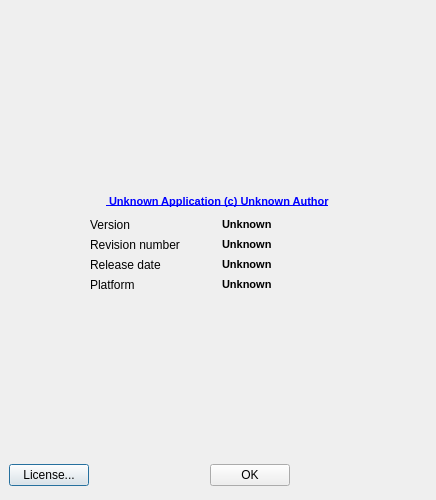
Qt form src/Gui/AboutApplication.ui (berndhahnebach/All_FreeCAD) before a commit.
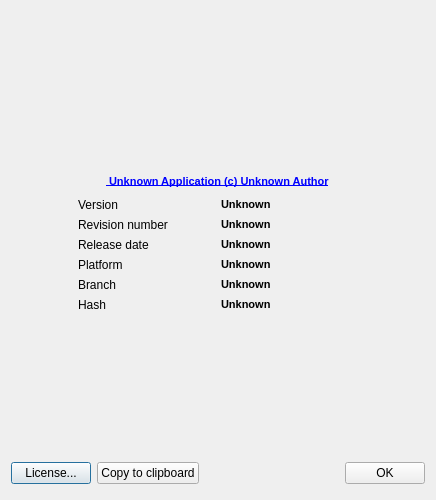
The same form after that commit. Custom widgets are drawn as their Qt base class.

Commit message: Show hash and branch name of Git repo in About dialog

What changed in the file:
```diff
--- a/src/Gui/AboutApplication.ui
+++ b/src/Gui/AboutApplication.ui
@@ -16,26 +16,7 @@
   <property name="modal">
    <bool>true</bool>
   </property>
-  <layout class="QGridLayout">
-   <property name="margin">
-    <number>9</number>
-   </property>
-   <property name="spacing">
-    <number>6</number>
-   </property>
-   <item row="1" column="1">
-    <spacer>
-     <property name="orientation">
-      <enum>Qt::Vertical</enum>
-     </property>
-     <property name="sizeHint" stdset="0">
-      <size>
-       <width>20</width>
-       <height>20</height>
-      </size>
-     </property>
-    </spacer>
-   </item>
+  <layout class="QGridLayout" name="gridLayout">
    <item row="0" column="0" colspan="3">
     <widget class="QLabel" name="labelSplashPicture">
      <property name="text">
@@ -46,6 +27,32 @@
      </property>
     </widget>
    </item>
+   <item row="1" column="1">
+    <spacer>
+     <property name="orientation">
+      <enum>Qt::Vertical</enum>
+     </property>
+     <property name="sizeHint" stdset="0">
+      <size>
+       <width>20</width>
+       <height>20</height>
+      </size>
+     </property>
+    </spacer>
+   </item>
+   <item row="2" column="0">
+    <spacer>
+     <property name="orientation">
+      <enum>Qt::Horizontal</enum>
+     </property>
+     <property name="sizeHint" stdset="0">
+      <size>
+       <width>31</width>
+       <height>20</height>
+      </size>
+     </property>
+    </spacer>
+   </item>
    <item row="2" column="1">
     <layout class="QVBoxLayout">
      <property name="spacing">
@@ -161,6 +168,34 @@
          </property>
         </widget>
        </item>
+       <item row="5" column="0">
+        <widget class="QLabel" name="labelBranch">
+         <property name="text">
+          <string notr="true">Branch</string>
+         </property>
+        </widget>
+       </item>
+       <item row="5" column="1">
+        <widget class="QLabel" name="labelBuildBranch">
+         <property name="text">
+          <string notr="true">&lt;html&gt;&lt;head&gt;&lt;meta name=&quot;qrichtext&quot; content=&quot;1&quot; /&gt;&lt;/head&gt;&lt;body style=&quot; white-space: pre-wrap; font-family:MS Shell Dlg 2; font-size:7.8pt; font-weight:400; font-style:normal; text-decoration:none;&quot;&gt;&lt;p style=&quot; margin-top:0px; margin-bottom:0px; margin-left:0px; margin-right:0px; -qt-block-indent:0; text-indent:0px; font-size:8pt;&quot;&gt;&lt;span style=&quot; font-weight:600;&quot;&gt;Unknown&lt;/span&gt;&lt;/p&gt;&lt;/body&gt;&lt;/html&gt;</string>
+         </property>
+        </widget>
+       </item>
+       <item row="6" column="1">
+        <widget class="QLabel" name="labelBuildHash">
+         <property name="text">
+          <string notr="true">&lt;html&gt;&lt;head&gt;&lt;meta name=&quot;qrichtext&quot; content=&quot;1&quot; /&gt;&lt;/head&gt;&lt;body style=&quot; white-space: pre-wrap; font-family:MS Shell Dlg 2; font-size:7.8pt; font-weight:400; font-style:normal; text-decoration:none;&quot;&gt;&lt;p style=&quot; margin-top:0px; margin-bottom:0px; margin-left:0px; margin-right:0px; -qt-block-indent:0; text-indent:0px; font-size:8pt;&quot;&gt;&lt;span style=&quot; font-weight:600;&quot;&gt;Unknown&lt;/span&gt;&lt;/p&gt;&lt;/body&gt;&lt;/html&gt;</string>
+         </property>
+        </widget>
+       </item>
+       <item row="6" column="0">
+        <widget class="QLabel" name="labelHash">
+         <property name="text">
+          <string notr="true">Hash</string>
+         </property>
+        </widget>
+       </item>
       </layout>
      </item>
     </layout>
@@ -178,19 +213,6 @@
      </property>
     </spacer>
    </item>
-   <item row="2" column="0">
-    <spacer>
-     <property name="orientation">
-      <enum>Qt::Horizontal</enum>
-     </property>
-     <property name="sizeHint" stdset="0">
-      <size>
-       <width>31</width>
-       <height>20</height>
-      </size>
-     </property>
-    </spacer>
-   </item>
    <item row="3" column="1">
     <spacer>
      <property name="orientation">
@@ -219,6 +241,13 @@
        </property>
       </widget>
      </item>
+     <item>
+      <widget class="QPushButton" name="copyButton">
+       <property name="text">
+        <string>Copy to clipboard</string>
+       </property>
+      </widget>
+     </item>
      <item>
       <spacer>
        <property name="orientation">
@@ -239,19 +268,6 @@
        </property>
       </widget>
      </item>
-     <item>
-      <spacer>
-       <property name="orientation">
-        <enum>Qt::Horizontal</enum>
-       </property>
-       <property name="sizeHint" stdset="0">
-        <size>
-         <width>181</width>
-         <height>20</height>
-        </size>
-       </property>
-      </spacer>
-     </item>
     </layout>
    </item>
   </layout>
```
Left out of the diff: 2 changed lines with no effect on the pictures. The commit also changes 5 other files.
